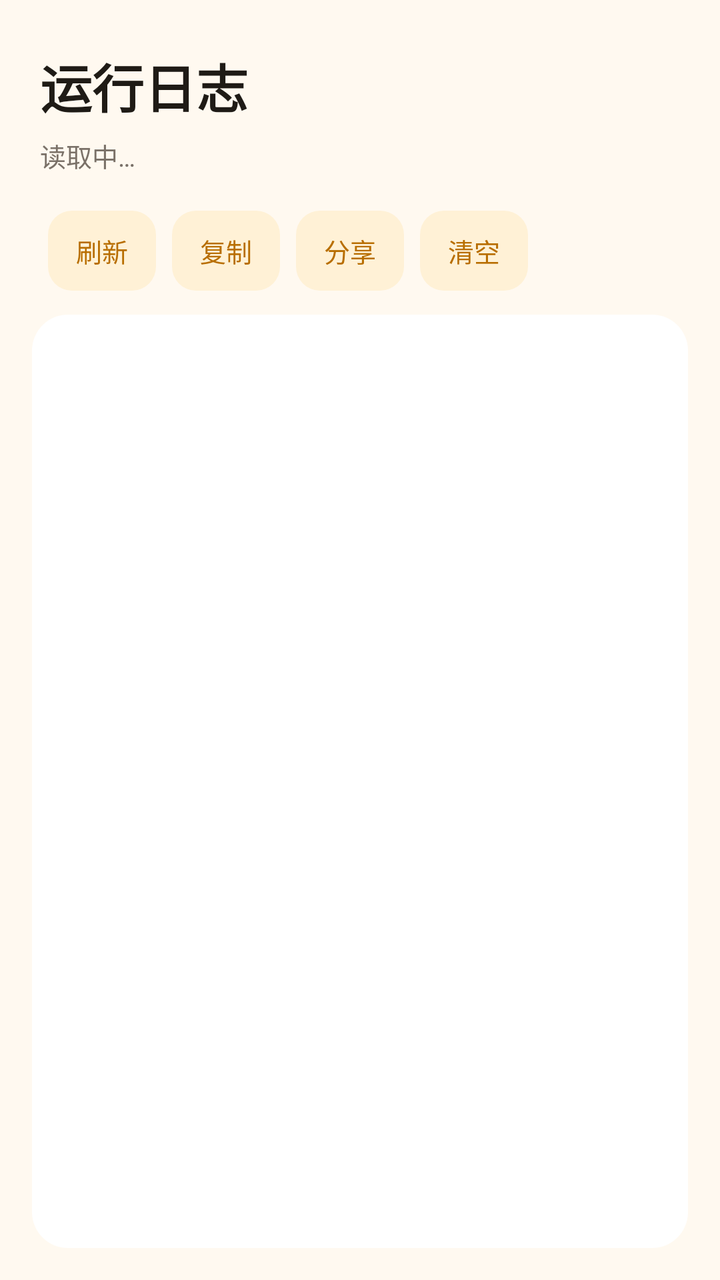
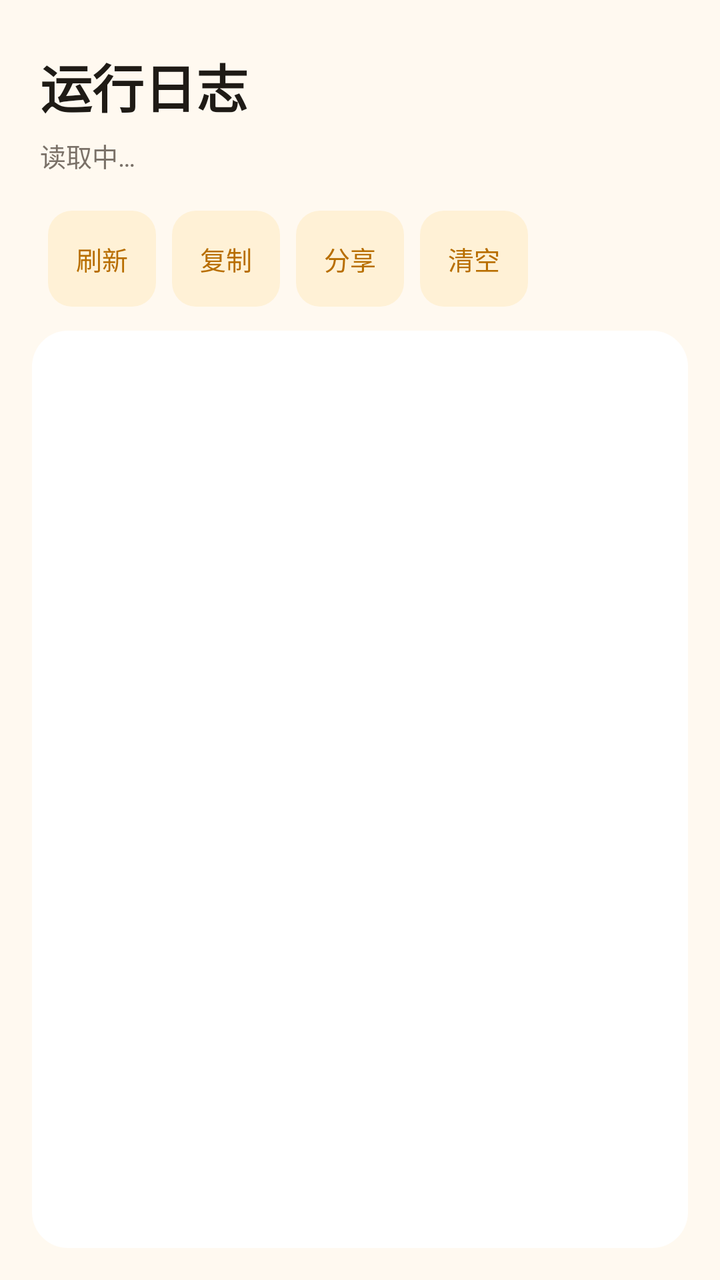

The first picture is an Android layout as it rendered before a commit; the second is the same layout after the commit. The layout source and the unified diff follow.
<!-- AndroidManifest.xml: application theme AppTheme -->
<!-- res/layout/activity_log.xml -->
<?xml version="1.0" encoding="utf-8"?>
<LinearLayout xmlns:android="http://schemas.android.com/apk/res/android"
    android:layout_width="match_parent"
    android:layout_height="match_parent"
    android:background="@color/page_bg"
    android:orientation="vertical">

    <LinearLayout
        android:layout_width="match_parent"
        android:layout_height="wrap_content"
        android:orientation="vertical"
        android:paddingStart="20dp"
        android:paddingTop="24dp"
        android:paddingEnd="20dp">

        <TextView
            android:layout_width="wrap_content"
            android:layout_height="wrap_content"
            android:text="@string/log_title"
            android:textColor="@color/text_primary"
            android:textSize="26sp"
            android:textStyle="bold" />

        <TextView
            android:id="@+id/tv_log_meta"
            android:layout_width="wrap_content"
            android:layout_height="wrap_content"
            android:layout_marginTop="6dp"
            android:text="@string/log_loading"
            android:textColor="@color/text_secondary"
            android:textSize="13sp" />

        <HorizontalScrollView
            android:layout_width="match_parent"
            android:layout_height="wrap_content"
            android:layout_marginTop="14dp"
            android:scrollbars="none">

            <LinearLayout
                android:layout_width="wrap_content"
                android:layout_height="wrap_content"
                android:orientation="horizontal">

                <Button
                    android:id="@+id/btn_refresh"
                    style="@style/MiniButton"
                    android:text="@string/log_refresh" />

                <Button
                    android:id="@+id/btn_copy"
                    style="@style/MiniButton"
                    android:text="@string/log_copy" />

                <Button
                    android:id="@+id/btn_share"
                    style="@style/MiniButton"
                    android:text="@string/log_share" />

                <Button
                    android:id="@+id/btn_clear"
                    style="@style/MiniButton"
                    android:text="@string/log_clear" />
            </LinearLayout>
        </HorizontalScrollView>
    </LinearLayout>

    <FrameLayout
        android:layout_width="match_parent"
        android:layout_height="0dp"
        android:layout_marginStart="16dp"
        android:layout_marginTop="8dp"
        android:layout_marginEnd="16dp"
        android:layout_marginBottom="16dp"
        android:layout_weight="1"
        android:background="@drawable/bg_card">

        <ScrollView
            android:id="@+id/scroll_log"
            android:layout_width="match_parent"
            android:layout_height="match_parent"
            android:padding="14dp"
            android:scrollbars="vertical">

            <TextView
                android:id="@+id/tv_log"
                android:layout_width="match_parent"
                android:layout_height="wrap_content"
                android:fontFamily="monospace"
                android:lineSpacingExtra="2dp"
                android:textColor="@color/text_primary"
                android:textIsSelectable="true"
                android:textSize="11sp" />
        </ScrollView>

        <TextView
            android:id="@+id/tv_empty"
            android:layout_width="match_parent"
            android:layout_height="match_parent"
            android:gravity="center"
            android:padding="24dp"
            android:text="@string/log_empty"
            android:textColor="@color/text_secondary"
            android:textSize="13sp"
            android:visibility="gone" />
    </FrameLayout>
</LinearLayout>
<!-- resources referenced by this layout -->
<resources>
  <color name="page_bg">#FFF9F0</color>
  <color name="text_primary">#1F1B16</color>
  <color name="text_secondary">#7A7168</color>
  <!-- drawable bg_card (drawable) -->
  <?xml version="1.0" encoding="utf-8"?>
  <shape xmlns:android="http://schemas.android.com/apk/res/android"
      android:shape="rectangle">
      <solid android:color="@color/card_bg" />
      <corners android:radius="18dp" />
  </shape>
  <string name="log_clear">清空</string>
  <string name="log_copy">复制</string>
  <string name="log_empty">暂无日志。\n\n在 LSPosed 中启用模块并勾选「便签」，然后打开一次便签，再回到这里刷新。</string>
  <string name="log_loading">读取中…</string>
  <string name="log_refresh">刷新</string>
  <string name="log_share">分享</string>
  <string name="log_title">运行日志</string>
  <style name="MiniButton">
          <item name="android:layout_width">wrap_content</item>
          <item name="android:layout_height">40dp</item>
          <item name="android:layout_margin">4dp</item>
          <item name="android:background">@drawable/bg_mini_button</item>
          <item name="android:textAllCaps">false</item>
          <item name="android:textColor">@color/brand_dark</item>
          <item name="android:textSize">13sp</item>
          <item name="android:paddingStart">14dp</item>
          <item name="android:paddingEnd">14dp</item>
          <item name="android:minWidth">0dp</item>
          <item name="android:stateListAnimator">@null</item>
      </style>
  <style name="AppTheme" parent="@android:style/Theme.Material.Light.NoActionBar">
          <item name="android:colorPrimary">#F5A623</item>
          <item name="android:colorPrimaryDark">#E08E00</item>
          <item name="android:colorAccent">#F5A623</item>
          <item name="android:statusBarColor">#FFF8EC</item>
          <item name="android:navigationBarColor">#FFFFFF</item>
          <item name="android:windowLightStatusBar">true</item>
          <item name="android:windowBackground">#FFF9F0</item>
      </style>
  <color name="card_bg">#FFFFFF</color>
  <!-- drawable bg_mini_button (drawable) -->
  <?xml version="1.0" encoding="utf-8"?>
  <shape xmlns:android="http://schemas.android.com/apk/res/android"
      android:shape="rectangle">
      <solid android:color="#FFF1D6" />
      <corners android:radius="12dp" />
  </shape>
  <color name="brand_dark">#B86E00</color>
</resources>

<!-- the commit's change to res/layout/activity_log.xml (unified diff, before → after) -->
@@ -43,21 +43,29 @@
 
                 <Button
                     android:id="@+id/btn_refresh"
+                    android:layout_width="wrap_content"
+                    android:layout_height="wrap_content"
                     style="@style/MiniButton"
                     android:text="@string/log_refresh" />
 
                 <Button
                     android:id="@+id/btn_copy"
+                    android:layout_width="wrap_content"
+                    android:layout_height="wrap_content"
                     style="@style/MiniButton"
                     android:text="@string/log_copy" />
 
                 <Button
                     android:id="@+id/btn_share"
+                    android:layout_width="wrap_content"
+                    android:layout_height="wrap_content"
                     style="@style/MiniButton"
                     android:text="@string/log_share" />
 
                 <Button
                     android:id="@+id/btn_clear"
+                    android:layout_width="wrap_content"
+                    android:layout_height="wrap_content"
                     style="@style/MiniButton"
                     android:text="@string/log_clear" />
             </LinearLayout>
